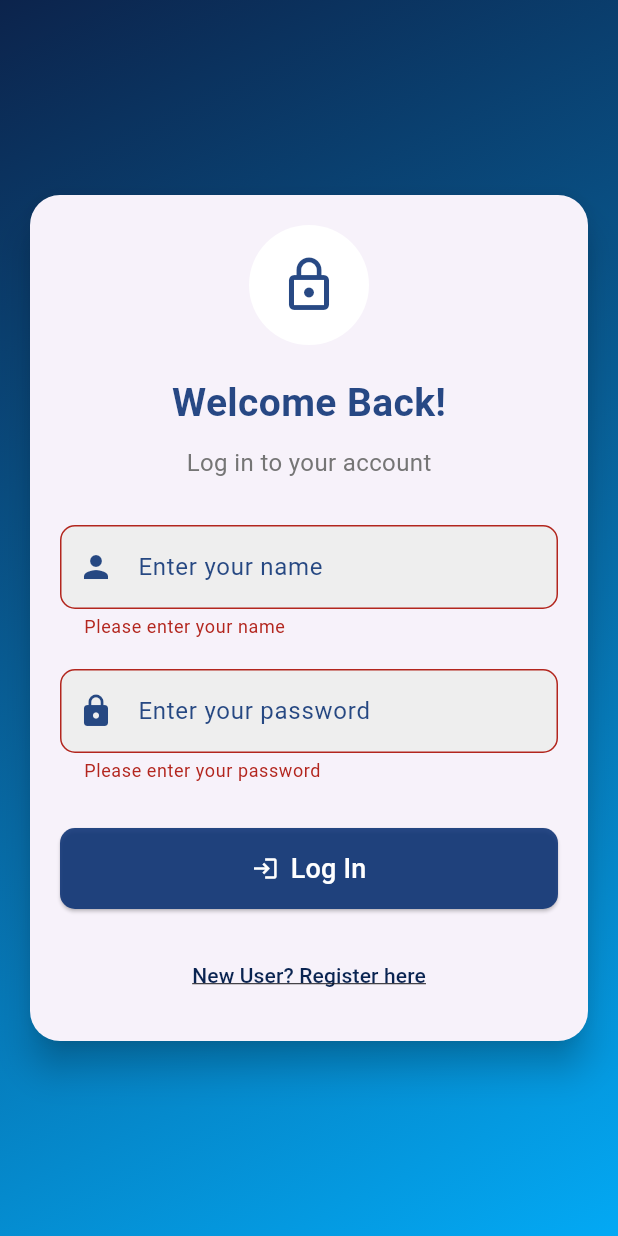
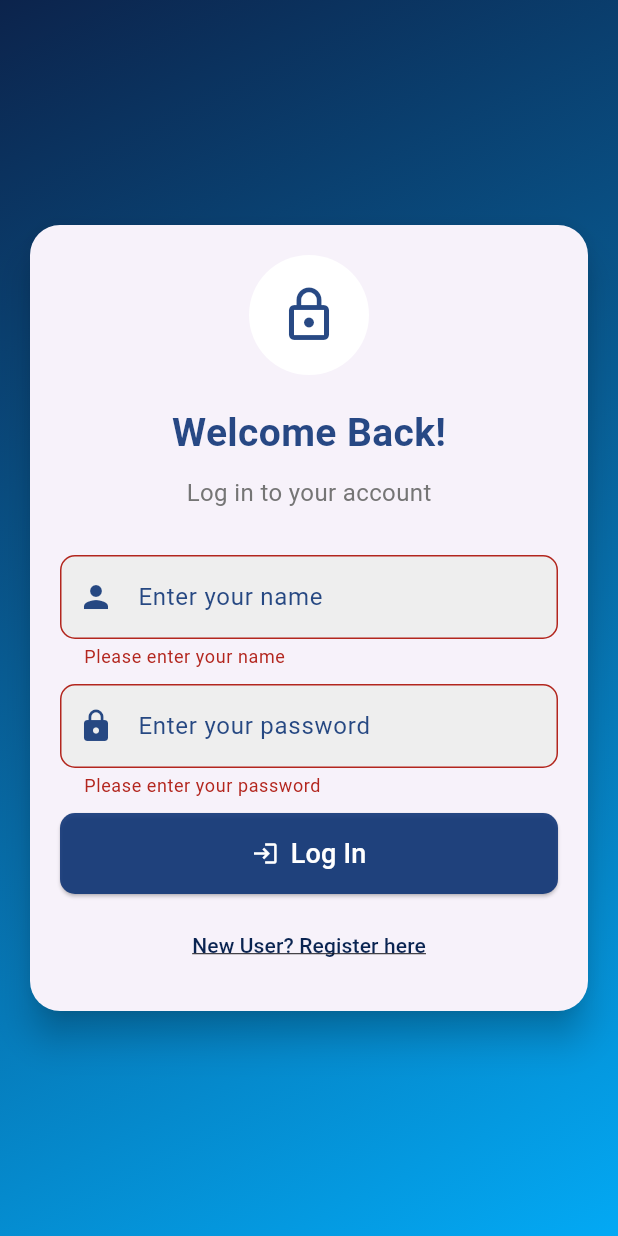
Before and after one commit to sibin20242/Aqua-flow-flutter, a Flutter app: the screen it shows after launch, after a tap on "Log In", on a phone screen of 412 x 824 dp. Run offline on Flutter 3.47's test engine with Material 3 defaults, Android fonts, the phone set to English and light mode, and no system bars; our stand-ins replace dio, image_picker, table_calendar.

Commit message:
second commit

```diff
--- a/lib/main.dart
+++ b/lib/main.dart
@@ -1,6 +1,7 @@
 import 'package:aquaflow/presentation/staff/home.dart';
 import 'package:aquaflow/presentation/user/home.dart';
 import 'package:aquaflow/presentation/user/login.dart';
+import 'package:aquaflow/presentation/user/signup.dart';
 import 'package:flutter/material.dart';
 
 void main() {
--- a/lib/presentation/user/home.dart
+++ b/lib/presentation/user/home.dart
@@ -3,8 +3,10 @@ import 'package:aquaflow/presentation/user/bill.dart';
 import 'package:aquaflow/presentation/user/chatStaff.dart';
 import 'package:aquaflow/presentation/user/comfeed.dart';
 import 'package:aquaflow/presentation/user/language.dart';
+import 'package:aquaflow/presentation/user/login.dart';
 import 'package:aquaflow/presentation/user/profile.dart';
 import 'package:aquaflow/presentation/user/time.dart';
+import 'package:aquaflow/services/loginapi.dart';
 import 'package:flutter/material.dart';
 
 class HomeScreen1 extends StatelessWidget {
@@ -134,6 +136,8 @@ class HomeScreen1 extends StatelessWidget {
                   style: TextStyle(color: Colors.red),
                 ),
                 onTap: () {
+                  snackbarwiidget(context, 'loging out..');
+                   Navigator.pushReplacement(context, MaterialPageRoute(builder: (ctxt)=>Login()));
                   // Log out functionality
                 },
               ),
--- a/lib/presentation/user/login.dart
+++ b/lib/presentation/user/login.dart
@@ -74,7 +74,7 @@ class Login extends StatelessWidget {
                               prefixIcon: Icon(Icons.person, color: Color.fromARGB(227, 13, 51, 117),),
                               labelText: 'Enter your name',
                               labelStyle: TextStyle(color: Color.fromARGB(227, 13, 51, 117),),
-                              hintText: 'John Doe',
+
                               filled: true,
                               fillColor: Colors.grey[200],
                               border: OutlineInputBorder(
@@ -92,7 +92,7 @@ class Login extends StatelessWidget {
                               return null;
                             },
                           ),
-                          SizedBox(height: 20),
+                          SizedBox(height: 10),
                           TextFormField(
                             controller: _passwordController,
                             obscureText: true,
@@ -100,7 +100,7 @@ class Login extends StatelessWidget {
                               prefixIcon: Icon(Icons.lock, color: Color.fromARGB(227, 13, 51, 117),),
                               labelText: 'Enter your password',
                               labelStyle: TextStyle(color: Color.fromARGB(227, 13, 51, 117),),
-                              hintText: '••••••',
+
                               filled: true,
                               fillColor: Colors.grey[200],
                               border: OutlineInputBorder(
@@ -118,14 +118,14 @@ class Login extends StatelessWidget {
                               return null;
                             },
                           ),
-                          SizedBox(height: 30),
+                          SizedBox(height: 10),
                           ElevatedButton(
                             onPressed: () {
                               if (_formKey.currentState!.validate()) {
                                 // ScaffoldMessenger.of(context).showSnackBar(
                                 //   SnackBar(content: Text('Logging in...')),
                                 // );
-                                loginfun(_emailController.text, _passwordController.text);
+                                loginfun(_emailController.text, _passwordController.text,context);
                               }
                             },
                             style: ElevatedButton.styleFrom(
@@ -147,7 +147,7 @@ class Login extends StatelessWidget {
                               ],
                             ),
                           ),
-                          SizedBox(height: 20),
+                          SizedBox(height: 10),
                           TextButton(
                             onPressed: () {
 
```
Also changed, not shown: lib/presentation/staff/home.dart (+8 -8 lines), lib/presentation/user/signup.dart (+19 -8 lines), lib/services/loginapi.dart (+33 -8 lines), lib/services/user/signupapi.dart (added, +49 -0 lines).
